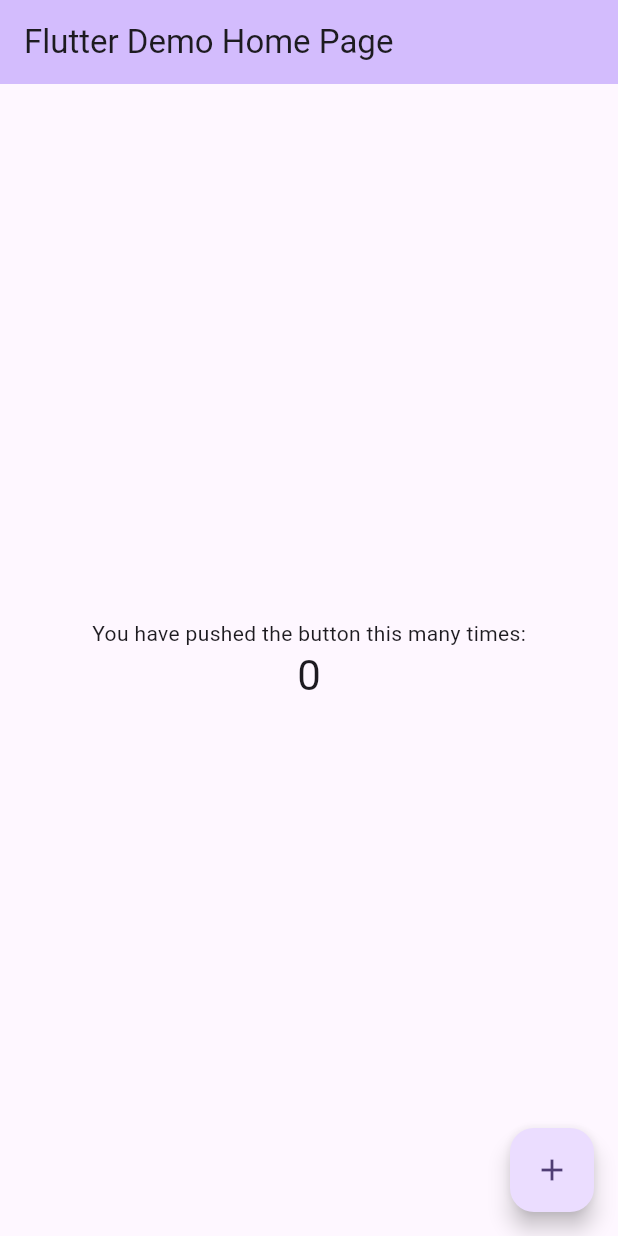
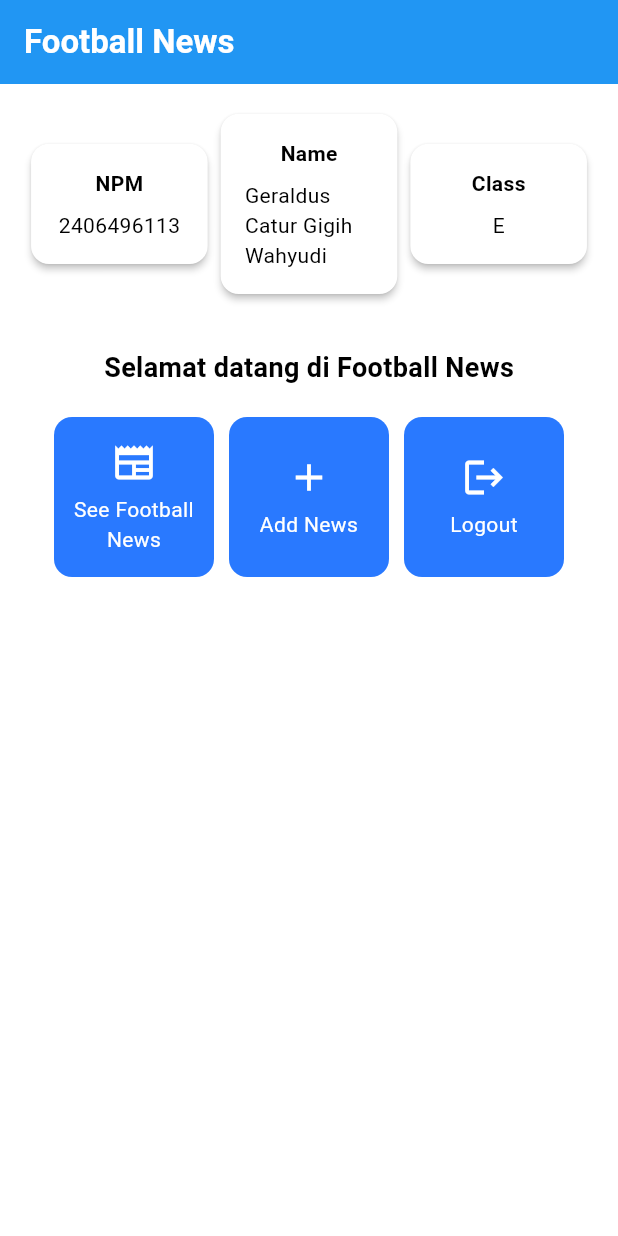
Before and after one commit to GeraldusGigih/football-news-mobile, a Flutter app: the screen it shows after launch, on a phone screen of 412 x 824 dp. Run offline on Flutter 3.47's test engine with Material 3 defaults, Android fonts, the phone set to English and light mode, and no system bars.

Commit message:
Tutorial 6 Selesai

```diff
--- a/lib/main.dart
+++ b/lib/main.dart
@@ -1,4 +1,5 @@
 import 'package:flutter/material.dart';
+import 'package:football_news/menu.dart';
 
 void main() {
   runApp(const MyApp());
@@ -28,95 +29,11 @@ class MyApp extends StatelessWidget {
         //
         // This works for code too, not just values: Most code changes can be
         // tested with just a hot reload.
-        colorScheme: ColorScheme.fromSeed(seedColor: Colors.deepPurple),
+        colorScheme: ColorScheme.fromSwatch(primarySwatch: Colors.blue)
+            .copyWith(secondary: Colors.blueAccent[400]),
       ),
-      home: const MyHomePage(title: 'Flutter Demo Home Page'),
+      home: MyHomePage( colorScheme: ColorScheme.fromSwatch(primarySwatch: Colors.blue)
+          .copyWith(secondary: Colors.blueAccent[400]),),
     );
   }
 }
-
-class MyHomePage extends StatefulWidget {
-  const MyHomePage({super.key, required this.title});
-
-  // This widget is the home page of your application. It is stateful, meaning
-  // that it has a State object (defined below) that contains fields that affect
-  // how it looks.
-
-  // This class is the configuration for the state. It holds the values (in this
-  // case the title) provided by the parent (in this case the App widget) and
-  // used by the build method of the State. Fields in a Widget subclass are
-  // always marked "final".
-
-  final String title;
-
-  @override
-  State<MyHomePage> createState() => _MyHomePageState();
-}
-
-class _MyHomePageState extends State<MyHomePage> {
-  int _counter = 0;
-
-  void _incrementCounter() {
-    setState(() {
-      // This call to setState tells the Flutter framework that something has
-      // changed in this State, which causes it to rerun the build method below
-      // so that the display can reflect the updated values. If we changed
-      // _counter without calling setState(), then the build method would not be
-      // called again, and so nothing would appear to happen.
-      _counter++;
-    });
-  }
-
-  @override
-  Widget build(BuildContext context) {
-    // This method is rerun every time setState is called, for instance as done
-    // by the _incrementCounter method above.
-    //
-    // The Flutter framework has been optimized to make rerunning build methods
-    // fast, so that you can just rebuild anything that needs updating rather
-    // than having to individually change instances of widgets.
-    return Scaffold(
-      appBar: AppBar(
-        // TRY THIS: Try changing the color here to a specific color (to
-        // Colors.amber, perhaps?) and trigger a hot reload to see the AppBar
-        // change color while the other colors stay the same.
-        backgroundColor: Theme.of(context).colorScheme.inversePrimary,
-        // Here we take the value from the MyHomePage object that was created by
-        // the App.build method, and use it to set our appbar title.
-        title: Text(widget.title),
-      ),
-      body: Center(
-        // Center is a layout widget. It takes a single child and positions it
-        // in the middle of the parent.
-        child: Column(
-          // Column is also a layout widget. It takes a list of children and
-          // arranges them vertically. By default, it sizes itself to fit its
-          // children horizontally, and tries to be as tall as its parent.
-          //
-          // Column has various properties to control how it sizes itself and
-          // how it positions its children. Here we use mainAxisAlignment to
-          // center the children vertically; the main axis here is the vertical
-          // axis because Columns are vertical (the cross axis would be
-          // horizontal).
-          //
-          // TRY THIS: Invoke "debug painting" (choose the "Toggle Debug Paint"
-          // action in the IDE, or press "p" in the console), to see the
-          // wireframe for each widget.
-          mainAxisAlignment: MainAxisAlignment.center,
-          children: <Widget>[
-            const Text('You have pushed the button this many times:'),
-            Text(
-              '$_counter',
-              style: Theme.of(context).textTheme.headlineMedium,
-            ),
-          ],
-        ),
-      ),
-      floatingActionButton: FloatingActionButton(
-        onPressed: _incrementCounter,
-        tooltip: 'Increment',
-        child: const Icon(Icons.add),
-      ), // This trailing comma makes auto-formatting nicer for build methods.
-    );
-  }
-}
--- /dev/null
+++ b/lib/menu.dart
@@ -0,0 +1,191 @@
+import 'package:flutter/material.dart';
+
+class MyHomePage extends StatelessWidget {
+  MyHomePage({super.key, required ColorScheme colorScheme});
+
+  final String nama = "Geraldus Catur Gigih Wahyudi"; //nama
+  final String npm = "2406496113"; //npm
+  final String kelas = "E"; //kelas
+
+  final List<ItemHomepage> items = [
+    ItemHomepage("See Football News", Icons.newspaper),
+    ItemHomepage("Add News", Icons.add),
+    ItemHomepage("Logout", Icons.logout),
+  ];
+
+  @override
+  Widget build(BuildContext context) {
+    // Scaffold menyediakan struktur dasar halaman dengan AppBar dan body.
+    return Scaffold(
+      // AppBar adalah bagian atas halaman yang menampilkan judul.
+      appBar: AppBar(
+        // Judul aplikasi "Football News" dengan teks putih dan tebal.
+        title: const Text(
+          'Football News',
+          style: TextStyle(
+            color: Colors.white,
+            fontWeight: FontWeight.bold,
+          ),
+        ),
+        // Warna latar belakang AppBar diambil dari skema warna tema aplikasi.
+        backgroundColor: Theme
+            .of(context)
+            .colorScheme
+            .primary,
+      ),
+      // Body halaman dengan padding di sekelilingnya.
+      body: Padding(
+        padding: const EdgeInsets.all(16.0),
+        // Menyusun widget secara vertikal dalam sebuah kolom.
+        child: Column(
+          crossAxisAlignment: CrossAxisAlignment.center,
+          children: [
+            // Row untuk menampilkan 3 InfoCard secara horizontal.
+            Row(
+              mainAxisAlignment: MainAxisAlignment.spaceEvenly,
+              children: [
+                InfoCard(title: 'NPM', content: npm),
+                InfoCard(title: 'Name', content: nama),
+                InfoCard(title: 'Class', content: kelas),
+              ],
+            ),
+
+            // Memberikan jarak vertikal 16 unit.
+            const SizedBox(height: 16.0),
+
+            // Menempatkan widget berikutnya di tengah halaman.
+            Center(
+              child: Column(
+                // Menyusun teks dan grid item secara vertikal.
+
+                children: [
+                  // Menampilkan teks sambutan dengan gaya tebal dan ukuran 18.
+                  const Padding(
+                    padding: EdgeInsets.only(top: 16.0),
+                    child: Text(
+                      'Selamat datang di Football News',
+                      style: TextStyle(
+                        fontWeight: FontWeight.bold,
+                        fontSize: 18.0,
+                      ),
+                    ),
+                  ),
+
+                  // Grid untuk menampilkan ItemCard dalam bentuk grid 3 kolom.
+                  GridView.count(
+                    primary: true,
+                    padding: const EdgeInsets.all(20),
+                    crossAxisSpacing: 10,
+                    mainAxisSpacing: 10,
+                    crossAxisCount: 3,
+                    // Agar grid menyesuaikan tinggi kontennya.
+                    shrinkWrap: true,
+
+                    // Menampilkan ItemCard untuk setiap item dalam list items.
+                    children: items.map((ItemHomepage item) {
+                      return ItemCard(item);
+                    }).toList(),
+                  ),
+                ],
+              ),
+            ),
+          ],
+        ),
+      ),
+    );
+  }
+}
+
+class InfoCard extends StatelessWidget {
+  // Kartu informasi yang menampilkan title dan content.
+
+  final String title;  // Judul kartu.
+  final String content;  // Isi kartu.
+
+  const InfoCard({super.key, required this.title, required this.content});
+
+  @override
+  Widget build(BuildContext context) {
+    return Card(
+      // Membuat kotak kartu dengan bayangan dibawahnya.
+      elevation: 2.0,
+      child: Container(
+        // Mengatur ukuran dan jarak di dalam kartu.
+        width: MediaQuery.of(context).size.width / 3.5, // menyesuaikan dengan lebar device yang digunakan.
+        padding: const EdgeInsets.all(16.0),
+        // Menyusun title dan content secara vertikal.
+        child: Column(
+          children: [
+            Text(
+              title,
+              style: const TextStyle(fontWeight: FontWeight.bold),
+            ),
+            const SizedBox(height: 8.0),
+            Text(content),
+          ],
+        ),
+      ),
+    );
+  }
+}
+
+class ItemHomepage {
+  final String name;
+  final IconData icon;
+
+  ItemHomepage(this.name, this.icon);
+}
+
+class ItemCard extends StatelessWidget {
+  // Menampilkan kartu dengan ikon dan nama.
+
+  final ItemHomepage item;
+
+  const ItemCard(this.item, {super.key});
+
+  @override
+  Widget build(BuildContext context) {
+    return Material(
+      // Menentukan warna latar belakang dari tema aplikasi.
+      color: Theme.of(context).colorScheme.secondary,
+      // Membuat sudut kartu melengkung.
+      borderRadius: BorderRadius.circular(12),
+
+      child: InkWell(
+        // Aksi ketika kartu ditekan.
+        onTap: () {
+          // Menampilkan pesan SnackBar saat kartu ditekan.
+          ScaffoldMessenger.of(context)
+            ..hideCurrentSnackBar()
+            ..showSnackBar(
+                SnackBar(content: Text("Kamu telah menekan tombol ${item.name}!"))
+            );
+        },
+        // Container untuk menyimpan Icon dan Text
+        child: Container(
+          padding: const EdgeInsets.all(8),
+          child: Center(
+            child: Column(
+              // Menyusun ikon dan teks di tengah kartu.
+              mainAxisAlignment: MainAxisAlignment.center,
+              children: [
+                Icon(
+                  item.icon,
+                  color: Colors.white,
+                  size: 30.0,
+                ),
+                const Padding(padding: EdgeInsets.all(3)),
+                Text(
+                  item.name,
+                  textAlign: TextAlign.center,
+                  style: const TextStyle(color: Colors.white),
+                ),
+              ],
+            ),
+          ),
+        ),
+      ),
+    );
+  }
+
+}
```
